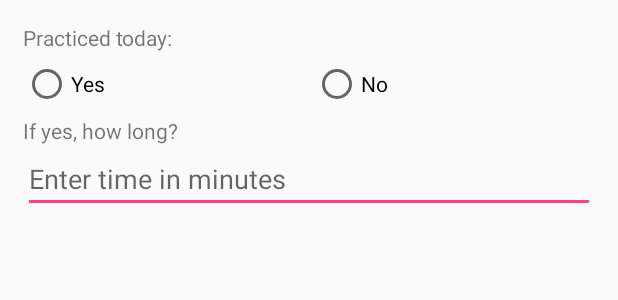
After one commit to dancwwong/ccglogger, an Android app: the layout logpopup_layout.xml on its own in the app's theme, with its tools: preview values and no code run, on a phone screen of 412 x 824 dp. The commit adds this screen. Shown: the top 300 px of the screen. Run offline under Robolectric (Android 15) with nearby library versions, the phone set to English and light mode, and no system bars.

Commit message:
Merged resource files.

```diff
--- /dev/null
+++ b/app/src/main/res/layout/logpopup_layout.xml
@@ -0,0 +1,56 @@
+<?xml version="1.0" encoding="utf-8"?>
+<LinearLayout xmlns:android="http://schemas.android.com/apk/res/android"
+    xmlns:tools="http://schemas.android.com/tools"
+    android:orientation="vertical" android:layout_width="match_parent"
+    android:layout_height="match_parent" android:padding="15dp">
+
+
+
+    <TextView
+        android:id="@+id/practiceMessage_textView"
+        android:layout_width="match_parent"
+        android:layout_height="wrap_content"
+        android:text="@string/practiceMessage" />
+
+    <RadioGroup
+        android:id="@+id/logpopup_radiogroup"
+        android:layout_width="match_parent"
+        android:layout_height="wrap_content"
+        android:orientation="horizontal"
+        android:paddingTop="5dp">
+
+        <RadioButton
+            android:id="@+id/yes_button"
+            android:layout_width="wrap_content"
+            android:layout_height="wrap_content"
+            android:layout_weight="1"
+            android:text="@string/practicedYes" />
+
+        <RadioButton
+            android:id="@+id/no_button"
+            android:layout_width="wrap_content"
+            android:layout_height="wrap_content"
+            android:layout_weight="1"
+            android:text="@string/PracticedNo" />
+
+    </RadioGroup>
+
+    <TextView
+        android:id="@+id/ifYes_textView"
+        android:layout_width="match_parent"
+        android:layout_height="wrap_content"
+        android:paddingTop="5dp"
+        android:text="@string/ifYes"
+        tools:text="@string/ifYes" />
+
+    <EditText
+        android:id="@+id/practiceLength_editText"
+        android:layout_width="match_parent"
+        android:layout_height="wrap_content"
+        android:ems="10"
+        android:inputType="number"
+        android:maxLines="1"
+        android:visibility="visible"
+        android:hint="@string/popupEditText_message" />
+
+</LinearLayout>
--- a/app/src/main/res/values/strings.xml
+++ b/app/src/main/res/values/strings.xml
@@ -16,4 +16,14 @@
     <string name="heading_recent">Recent</string>
     <string name="heading_my_posts">My Posts</string>
     <string name="heading_my_top_posts">My Top Posts</string>
+
+
+    <string name="logo">CCG Logo</string>
+    <string name="welcome_message">Welcome!</string>
+    <string name="practiceMessage">Practiced today:</string>
+    <string name="practicedYes">Yes</string>
+    <string name="PracticedNo">No</string>
+    <string name="ifYes">If yes, how long?</string>
+    <string name="popupEditText_message">Enter time in minutes</string>
+
 </resources>
```
Also changed, not shown: app/src/main/java/com/kdwong/ccglogger/calendarLog_activity.java (added, +97 -0 lines), app/src/main/res/layout/activity_calendar_log_activity.xml (added, +15 -0 lines).
